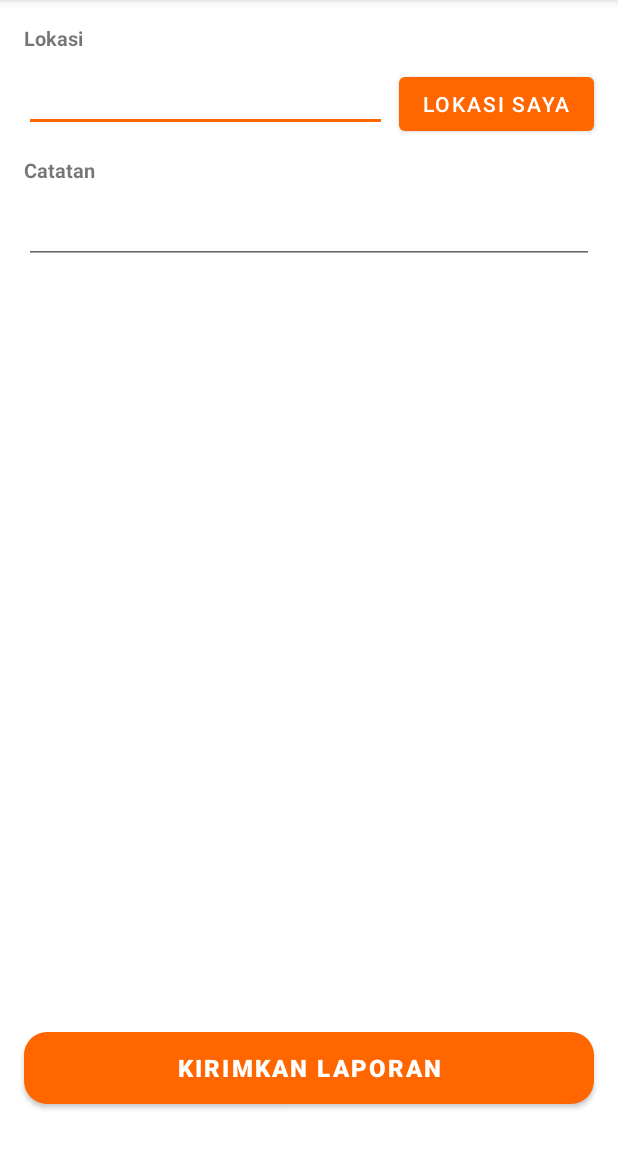
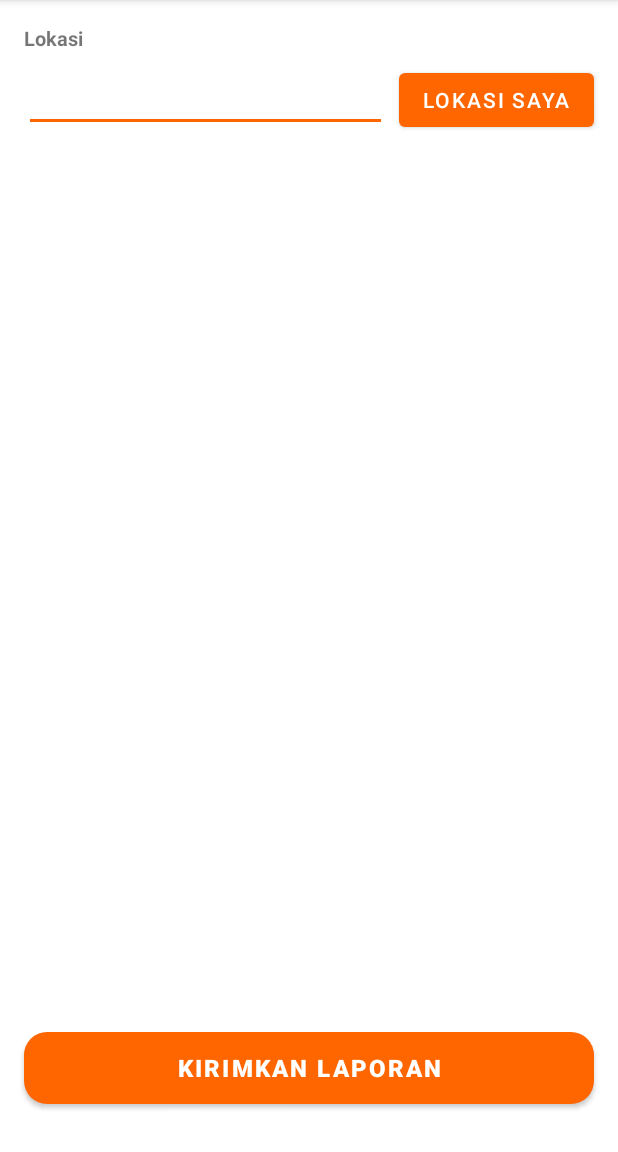
Before and after one commit to mhikal45/Rodda-Application, an Android app: the DataFormActivity screen opened directly, with no data from a screen before it, on a phone screen of 412 x 824 dp, the part 84-1236 px from its top. Run offline under Robolectric (Android 15) with nearby library versions, the phone set to English and light mode, and no system bars; our stand-ins replace Firebase (no records; nobody signed in at launch, a user with empty details on screens opened directly); 1 statement that could not run was skipped.

```diff
--- a/app/src/main/res/layout/activity_data_form.xml
+++ b/app/src/main/res/layout/activity_data_form.xml
@@ -5,17 +5,6 @@
     android:layout_width="match_parent"
     android:layout_height="match_parent"
     tools:context=".ui.dataform.DataFormActivity">
-
-    <ProgressBar
-        android:visibility="invisible"
-        android:id="@+id/progressbar"
-        style="@android:style/Widget.ProgressBar"
-        android:layout_width="wrap_content"
-        android:layout_height="wrap_content"
-        app:layout_constraintBottom_toBottomOf="parent"
-        app:layout_constraintEnd_toEndOf="parent"
-        app:layout_constraintStart_toStartOf="parent"
-        app:layout_constraintTop_toTopOf="parent" />
 
     <TextView
         android:id="@+id/tv_lokasi"
@@ -54,37 +43,10 @@
         android:layout_marginEnd="16dp"
         android:layout_marginBottom="8dp"
         android:text="@string/lokasi_saya"
-        app:layout_constraintBottom_toTopOf="@+id/tv_catatan"
         app:layout_constraintEnd_toEndOf="parent"
         app:layout_constraintTop_toBottomOf="@+id/tv_lokasi" />
 
-    <TextView
-        android:id="@+id/tv_catatan"
-        android:layout_width="0dp"
-        android:layout_height="wrap_content"
-        android:labelFor="@id/et_catatan"
-        android:layout_marginStart="16dp"
-        android:layout_marginTop="16dp"
-        android:layout_marginEnd="16dp"
-        android:text="@string/catatan"
-        android:textSize="13sp"
-        android:textStyle="bold"
-        app:layout_constraintEnd_toEndOf="parent"
-        app:layout_constraintStart_toStartOf="parent"
-        app:layout_constraintTop_toBottomOf="@+id/et_lokasi" />
 
-    <EditText
-        android:id="@+id/et_catatan"
-        android:layout_width="0dp"
-        android:layout_height="wrap_content"
-        android:layout_marginStart="16dp"
-        android:layout_marginTop="8dp"
-        android:layout_marginEnd="16dp"
-        android:autofillHints="Tambahkan Catatan (optional)"
-        android:inputType="text"
-        app:layout_constraintEnd_toEndOf="parent"
-        app:layout_constraintStart_toStartOf="parent"
-        app:layout_constraintTop_toBottomOf="@+id/tv_catatan" />
 
     <Button
         android:id="@+id/btn_kirim"
```
Also changed, not shown: app/src/main/java/com/rodda/roddaapplication/supp/LoadingDialog.kt (+16 -13 lines), app/src/main/java/com/rodda/roddaapplication/ui/dataform/DataFormActivity.kt (+13 -9 lines).
